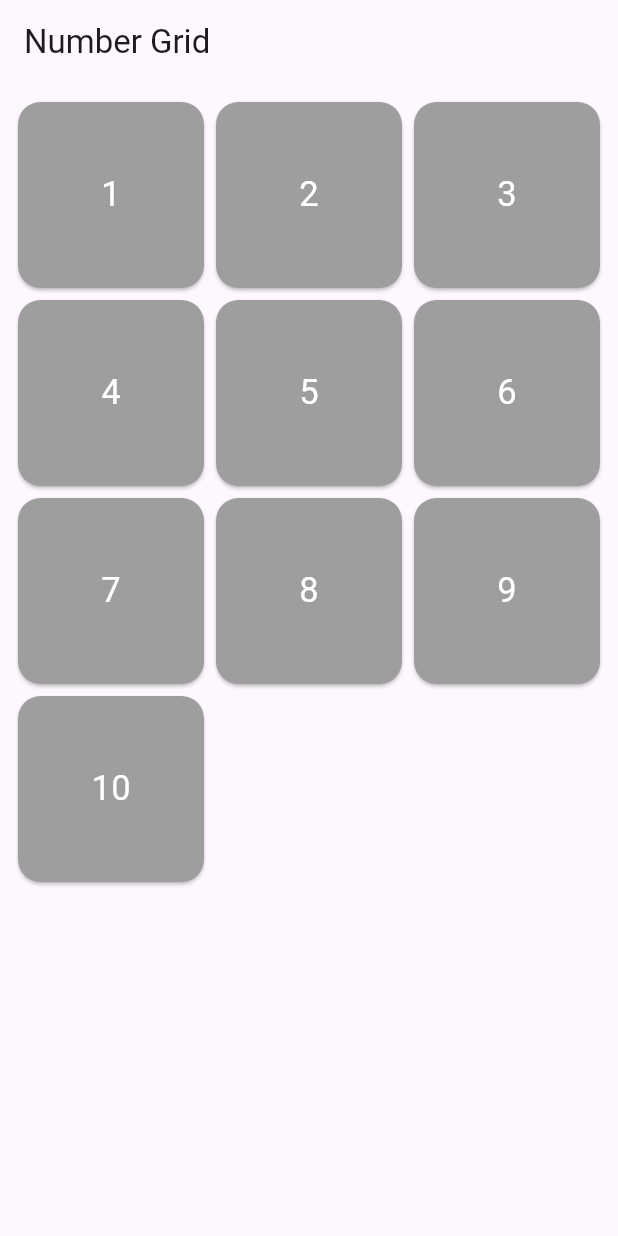
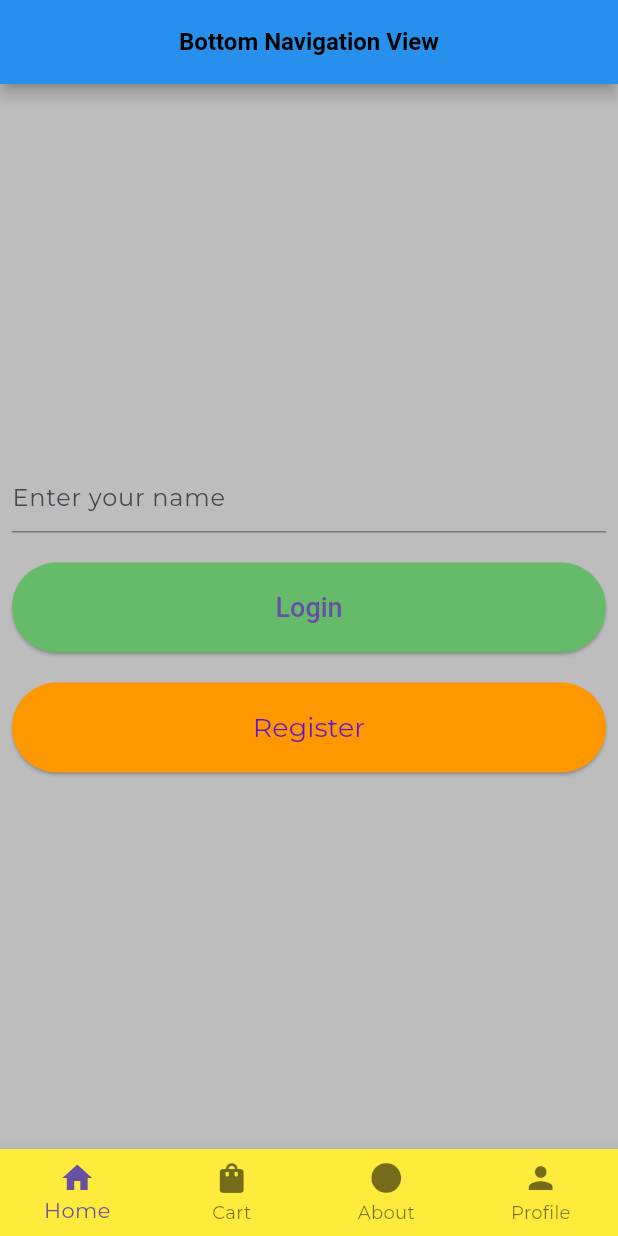
Before and after one commit to Binod222/flutter_final_project_, a Flutter app: the screen it shows after launch, on a phone screen of 412 x 824 dp. Run offline on Flutter 3.47's test engine with Material 3 defaults, Android fonts, the phone set to English and light mode, and no system bars; Roboto replaces fonts that are missing (Montserrat-Regular).

Commit message:
class lesson

```diff
--- a/lib/app.dart
+++ b/lib/app.dart
@@ -1,14 +1,16 @@
 import 'package:flutter/material.dart';
-import 'package:flutter_first_project/view/grid_view.dart';
+import 'package:flutter_first_project/core/app_theme/app_theme.dart';
+import 'package:flutter_first_project/view/bottom_navigation_view.dart';
 
 class MyApp extends StatelessWidget {
   const MyApp({super.key});
 
   @override
   Widget build(BuildContext context) {
-    return const MaterialApp(
+    return MaterialApp(
+      theme: getApplicationTheme(),
       debugShowCheckedModeBanner: false,
-      home: MyGridView(),
+      home: const BottomNavigationView(),
     );
   }
 }
--- /dev/null
+++ b/lib/core/app_theme/app_theme.dart
@@ -0,0 +1,31 @@
+import 'package:flutter/material.dart';
+
+ThemeData getApplicationTheme() {
+  return ThemeData(
+      primarySwatch: Colors.orange,
+      scaffoldBackgroundColor: Colors.grey[400],
+      fontFamily: 'Montserrat Regular',
+      elevatedButtonTheme: ElevatedButtonThemeData(
+        style: ElevatedButton.styleFrom(
+          textStyle: const TextStyle(
+              fontSize: 18,
+              color: Colors.white,
+              fontWeight: FontWeight.w500,
+              fontFamily: 'Montserrat-Regular'),
+          backgroundColor: Colors.orange,
+          shape: RoundedRectangleBorder(
+            borderRadius: BorderRadius.circular(30),
+          ),
+        ),
+      ),
+      appBarTheme: const AppBarTheme(
+          centerTitle: true,
+          color: Colors.blue,
+          elevation: 4,
+          shadowColor: Colors.black,
+          titleTextStyle: TextStyle(
+            fontSize: 16,
+            color: Colors.black,
+            fontWeight: FontWeight.bold,
+          )));
+}
--- /dev/null
+++ b/lib/view/bottom_navigation_bar/home_view.dart
@@ -0,0 +1,50 @@
+import 'package:flutter/material.dart';
+
+class HomeView extends StatelessWidget {
+  const HomeView({super.key});
+
+  @override
+  Widget build(BuildContext context) {
+    return Padding(
+        padding: const EdgeInsets.all(8.0),
+        child: Column(
+          mainAxisAlignment: MainAxisAlignment.center,
+          children: [
+            TextFormField(
+              decoration: const InputDecoration(
+                hintText: "Enter your name",
+              ),
+            ),
+            const SizedBox(
+              height: 20,
+            ),
+            SizedBox(
+                height: 60,
+                width: double.infinity,
+                child: ElevatedButton(
+                    style: ElevatedButton.styleFrom(
+                        backgroundColor: Colors.green[400],
+                        shape: RoundedRectangleBorder(
+                            borderRadius: BorderRadius.circular(30))),
+                    onPressed: () {},
+                    child: const Text("Login"))),
+            const SizedBox(
+              height: 20,
+            ),
+            SizedBox(
+                height: 60,
+                width: double.infinity,
+                child: ElevatedButton(
+                    onPressed: () {},
+                    child: const Text(
+                      "Register",
+                      style: TextStyle(
+                        color: Color(0xFF5B16D0),
+                        fontSize: 18,
+                        fontFamily: "Montserrat Regular",
+                      ),
+                    )))
+          ],
+        ));
+  }
+}
--- /dev/null
+++ b/lib/view/bottom_navigation_view.dart
@@ -0,0 +1,61 @@
+import 'package:flutter/material.dart';
+import 'package:flutter_first_project/view/bottom_navigation_bar/about_view.dart';
+import 'package:flutter_first_project/view/bottom_navigation_bar/cart_view.dart';
+import 'package:flutter_first_project/view/bottom_navigation_bar/home_view.dart';
+import 'package:flutter_first_project/view/bottom_navigation_bar/profile_view.dart';
+
+class BottomNavigationView extends StatefulWidget {
+  const BottomNavigationView({super.key});
+
+  @override
+  State<BottomNavigationView> createState() => _BottomNavigationViewState();
+}
+
+class _BottomNavigationViewState extends State<BottomNavigationView> {
+  int _selectedIndex = 0;
+
+  List<Widget> lstBottomScreen = [
+    const HomeView(),
+    const CartView(),
+    const AboutView(),
+    const ProfileView(),
+  ];
+
+  @override
+  Widget build(BuildContext context) {
+    return Scaffold(
+      appBar: AppBar(
+        title: const Text("Bottom Navigation View"),
+      ),
+      body: lstBottomScreen[_selectedIndex],
+      bottomNavigationBar: BottomNavigationBar(
+        type: BottomNavigationBarType.fixed,
+        backgroundColor: Colors.yellow,
+        items: const [
+          BottomNavigationBarItem(
+            icon: Icon(Icons.home),
+            label: 'Home',
+          ),
+          BottomNavigationBarItem(
+            icon: Icon(Icons.shopping_bag),
+            label: 'Cart',
+          ),
+          BottomNavigationBarItem(
+            icon: Icon(Icons.circle),
+            label: 'About',
+          ),
+          BottomNavigationBarItem(
+            icon: Icon(Icons.person),
+            label: 'Profile',
+          ),
+        ],
+        currentIndex: _selectedIndex,
+        onTap: (index) {
+          setState(() {
+            _selectedIndex = index;
+          });
+        },
+      ),
+    );
+  }
+}
--- a/lib/view/dynamic_card_view.dart
+++ b/lib/view/dynamic_card_view.dart
@@ -1,5 +1,5 @@
-import 'package:flutter_first_project/common/my_card.dart';
-import 'package:flutter_first_project/common/mysnackbar.dart';
+import 'package:flutter_first_project/core/common/my_card.dart';
+import 'package:flutter_first_project/core/common/mysnackbar.dart';
 import 'package:flutter/material.dart';
 
 class DynamicCardView extends StatelessWidget {
--- a/lib/view/grid_view.dart
+++ b/lib/view/grid_view.dart
@@ -20,7 +20,7 @@ class MyGridView extends StatelessWidget {
                   height: 100,
                   width: 100,
                   child: Card(
-                    color: Colors.grey,
+                    color: Colors.green,
                     shape: RoundedRectangleBorder(
                         borderRadius: BorderRadius.circular(15)),
                     child: Center(
--- a/lib/view/snackbar_view.dart
+++ b/lib/view/snackbar_view.dart
@@ -1,4 +1,4 @@
-import 'package:flutter_first_project/common/mysnackbar.dart';
+import 'package:flutter_first_project/core/common/mysnackbar.dart';
 import 'package:flutter/material.dart';
 
 class SnackbarView extends StatefulWidget {
```
Also changed, not shown: lib/view/bottom_navigation_bar/about_view.dart (added, +10 -0 lines), lib/view/bottom_navigation_bar/cart_view.dart (added, +10 -0 lines), lib/view/bottom_navigation_bar/profile_view.dart (added, +10 -0 lines), lib/view/data_table_view.dart (added, +66 -0 lines), lib/view/stack_view.dart (added, +48 -0 lines), pubspec.yaml (+14 -7 lines), assets/fonts/Montserrat-Bold.ttf (added), assets/fonts/Montserrat-Italic.ttf (added), assets/fonts/Montserrat-Regular.ttf (added), lib/core/common/my_card.dart (renamed from lib/common/my_card.dart), lib/core/common/mysnackbar.dart (renamed from lib/common/mysnackbar.dart).
